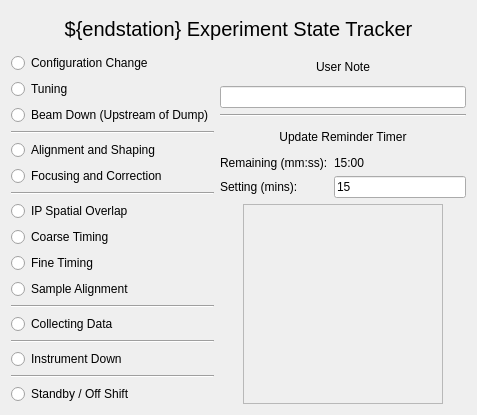
Qt form screen/est.ui (pcdshub/ioc-common-expstate) before a commit.
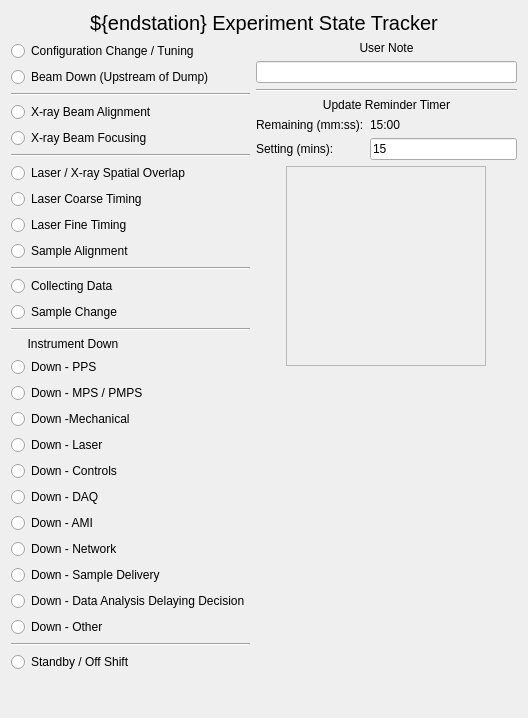
The same form after that commit. Custom widgets are drawn as their Qt base class.

Commit message: Add RELEASE_SITE back in, removing it from .gitignore.  Update README to talk about launch_screen.sh.  Add ability to add extra parameters in launch_screen.sh, and configure for use with the embedded grubber.  Change GUI to use new state set, modify it to optionally embed the grubber.  This still points to my (mcbrowne's) LogBookClient, awaiting pushes to the main release.

```diff
--- a/screen/est.ui
+++ b/screen/est.ui
@@ -6,16 +6,31 @@
    <rect>
     <x>0</x>
     <y>0</y>
-    <width>477</width>
-    <height>415</height>
+    <width>528</width>
+    <height>718</height>
    </rect>
   </property>
+  <property name="sizePolicy">
+   <sizepolicy hsizetype="Preferred" vsizetype="Preferred">
+    <horstretch>0</horstretch>
+    <verstretch>0</verstretch>
+   </sizepolicy>
+  </property>
   <property name="windowTitle">
    <string>Form</string>
   </property>
   <layout class="QVBoxLayout" name="verticalLayout">
+   <property name="sizeConstraint">
+    <enum>QLayout::SetMinimumSize</enum>
+   </property>
    <item>
     <widget class="QLabel" name="title">
+     <property name="sizePolicy">
+      <sizepolicy hsizetype="Preferred" vsizetype="Fixed">
+       <horstretch>0</horstretch>
+       <verstretch>0</verstretch>
+      </sizepolicy>
+     </property>
      <property name="font">
       <font>
        <pointsize>15</pointsize>
@@ -31,6 +46,9 @@
    </item>
    <item>
     <layout class="QHBoxLayout" name="horizontalLayout">
+     <property name="sizeConstraint">
+      <enum>QLayout::SetDefaultConstraint</enum>
+     </property>
      <property name="rightMargin">
       <number>0</number>
      </property>
@@ -47,15 +65,11 @@
        </property>
        <item>
         <widget class="QRadioButton" name="config_change_button">
-         <property name="text">
-          <string>Configuration Change</string>
+         <property name="toolTip">
+          <string>ACR is tuning or changing the beam.</string>
          </property>
-        </widget>
-       </item>
-       <item>
-        <widget class="QRadioButton" name="tuning_button">
          <property name="text">
-          <string>Tuning</string>
+          <string>Configuration Change / Tuning</string>
          </property>
         </widget>
        </item>
@@ -76,14 +90,14 @@
        <item>
         <widget class="QRadioButton" name="alignment_button">
          <property name="text">
-          <string>Alignment and Shaping</string>
+          <string>X-ray Beam Alignment</string>
          </property>
         </widget>
        </item>
        <item>
         <widget class="QRadioButton" name="focusing_button">
          <property name="text">
-          <string>Focusing and Correction</string>
+          <string>X-ray Beam Focusing</string>
          </property>
         </widget>
        </item>
@@ -97,21 +111,21 @@
        <item>
         <widget class="QRadioButton" name="ip_spacial_button">
          <property name="text">
-          <string>IP Spatial Overlap</string>
+          <string>Laser / X-ray Spatial Overlap</string>
          </property>
         </widget>
        </item>
        <item>
         <widget class="QRadioButton" name="coarse_timing_button">
          <property name="text">
-          <string>Coarse Timing</string>
+          <string>Laser Coarse Timing</string>
          </property>
         </widget>
        </item>
        <item>
         <widget class="QRadioButton" name="fine_timing_button">
          <property name="text">
-          <string>Fine Timing</string>
+          <string>Laser Fine Timing</string>
          </property>
         </widget>
        </item>
@@ -136,6 +150,16 @@
          </property>
         </widget>
        </item>
+       <item>
+        <widget class="QRadioButton" name="sample_change_button">
+         <property name="toolTip">
+          <string>Time spent exchanging a sample.</string>
+         </property>
+         <property name="text">
+          <string>Sample Change</string>
+         </property>
+        </widget>
+       </item>
        <item>
         <widget class="Line" name="line_2">
          <property name="orientation">
@@ -144,9 +168,119 @@
         </widget>
        </item>
        <item>
-        <widget class="QRadioButton" name="instrument_down_button">
+        <widget class="QLabel" name="label">
          <property name="text">
-          <string>Instrument Down</string>
+          <string>     Instrument Down</string>
+         </property>
+        </widget>
+       </item>
+       <item>
+        <widget class="QRadioButton" name="down_pps_button">
+         <property name="toolTip">
+          <string>The beam in unavailable because of an issue with the Personnel Protection System (PPS), such as the XRT is not searched, a stopper is disabled due to a Radiation Safety Work Control Form.</string>
+         </property>
+         <property name="text">
+          <string>Down - PPS</string>
+         </property>
+        </widget>
+       </item>
+       <item>
+        <widget class="QRadioButton" name="down_mps_button">
+         <property name="toolTip">
+          <string>The beam is unavailable because there is a trip on the Machine Protection System or the Photon Machine Protection System.</string>
+         </property>
+         <property name="text">
+          <string>Down - MPS / PMPS</string>
+         </property>
+        </widget>
+       </item>
+       <item>
+        <widget class="QRadioButton" name="down_mechanical_button">
+         <property name="toolTip">
+          <string>The beam is not used because of a mechanical issue with a system that is being repaired, example: a broken stage being replaced.</string>
+         </property>
+         <property name="text">
+          <string>Down -Mechanical</string>
+         </property>
+        </widget>
+       </item>
+       <item>
+        <widget class="QRadioButton" name="down_laser_button">
+         <property name="toolTip">
+          <string>The beam is not being used because work is happening on the laser.</string>
+         </property>
+         <property name="text">
+          <string>Down - Laser</string>
+         </property>
+        </widget>
+       </item>
+       <item>
+        <widget class="QRadioButton" name="down_controls_button">
+         <property name="toolTip">
+          <string>The beam is not being used because work is happening on the controls system preventing use of the beam until resolved.</string>
+         </property>
+         <property name="text">
+          <string>Down - Controls</string>
+         </property>
+        </widget>
+       </item>
+       <item>
+        <widget class="QRadioButton" name="down_daq_button">
+         <property name="toolTip">
+          <string>The beam is not being used because the DAQ is not functional and needs to work to collect data.</string>
+         </property>
+         <property name="text">
+          <string>Down - DAQ</string>
+         </property>
+        </widget>
+       </item>
+       <item>
+        <widget class="QRadioButton" name="down_ami_button">
+         <property name="toolTip">
+          <string>The beam is not being used because of issues with AMI causing either a stop in data collection or a stop to all activities while it is getting fixed.</string>
+         </property>
+         <property name="text">
+          <string>Down - AMI</string>
+         </property>
+        </widget>
+       </item>
+       <item>
+        <widget class="QRadioButton" name="down_network_button">
+         <property name="toolTip">
+          <string>The beam is not being used because of issues with the LCLS network.</string>
+         </property>
+         <property name="text">
+          <string>Down - Network</string>
+         </property>
+        </widget>
+       </item>
+       <item>
+        <widget class="QRadioButton" name="down_sample_delivery_button">
+         <property name="toolTip">
+          <string>The beam is not being used because work is taking place to fix issues with sample delivery.</string>
+         </property>
+         <property name="text">
+          <string>Down - Sample Delivery</string>
+         </property>
+        </widget>
+       </item>
+       <item>
+        <widget class="QRadioButton" name="down_data_analysis_button">
+         <property name="toolTip">
+          <string>The beam is not being used while awaiting data analysis/processing to provide guidance on what to do next.</string>
+         </property>
+         <property name="text">
+          <string>Down - Data Analysis Delaying Decision</string>
+         </property>
+        </widget>
+       </item>
+       <item>
+        <widget class="QRadioButton" name="down_other_button">
+         <property name="toolTip">
+          <string>The beam is not being used for a reason not captured above.</string>
+         </property>
+         <property name="text">
+          <string>Down - Other</string>
          </property>
         </widget>
        </item>
@@ -164,6 +298,19 @@
          </property>
         </widget>
        </item>
+       <item>
+        <spacer name="verticalSpacer_3">
+         <property name="orientation">
+          <enum>Qt::Vertical</enum>
+         </property>
+         <property name="sizeHint" stdset="0">
+          <size>
+           <width>20</width>
+           <height>1</height>
+          </size>
+         </property>
+        </spacer>
+       </item>
       </layout>
      </item>
      <item>
@@ -324,10 +471,36 @@
          </widget>
         </widget>
        </item>
+       <item>
+        <spacer name="verticalSpacer_2">
+         <property name="orientation">
+          <enum>Qt::Vertical</enum>
+         </property>
+         <property name="sizeHint" stdset="0">
+          <size>
+           <width>20</width>
+           <height>1</height>
+          </size>
+         </property>
+        </spacer>
+       </item>
       </layout>
      </item>
     </layout>
    </item>
+   <item>
+    <spacer name="verticalSpacer">
+     <property name="orientation">
+      <enum>Qt::Vertical</enum>
+     </property>
+     <property name="sizeHint" stdset="0">
+      <size>
+       <width>20</width>
+       <height>1</height>
+      </size>
+     </property>
+    </spacer>
+   </item>
   </layout>
  </widget>
  <customwidgets>
```
Left out of the diff: 27 changed lines with no effect on the pictures. The commit also changes 5 other files.
